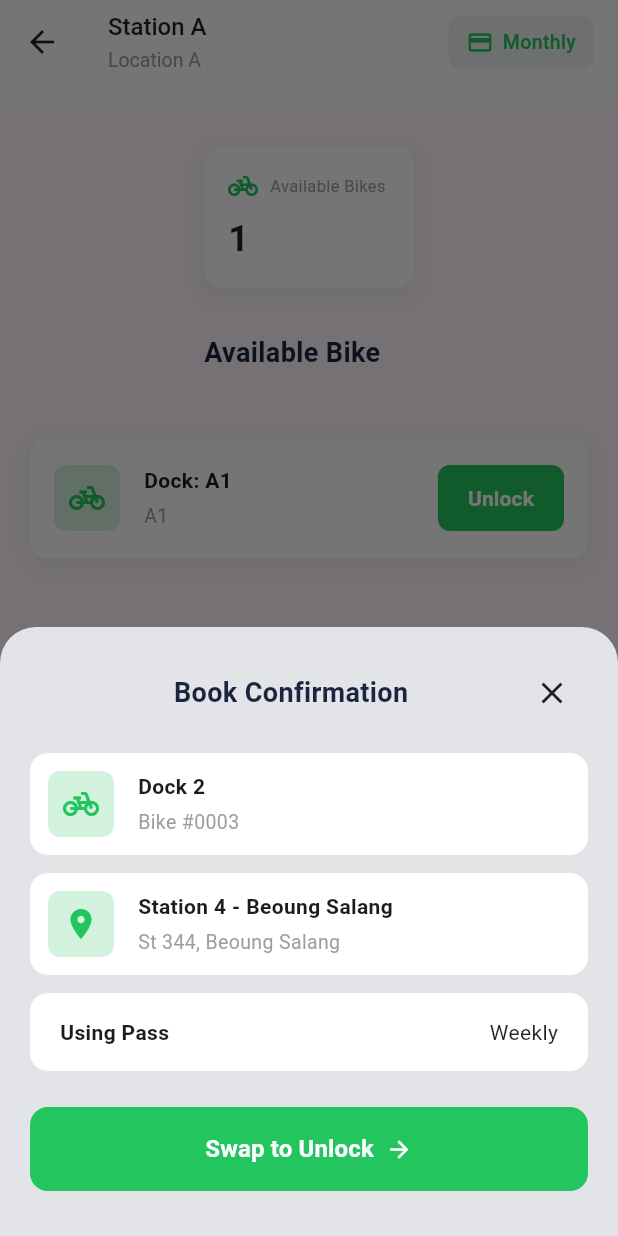
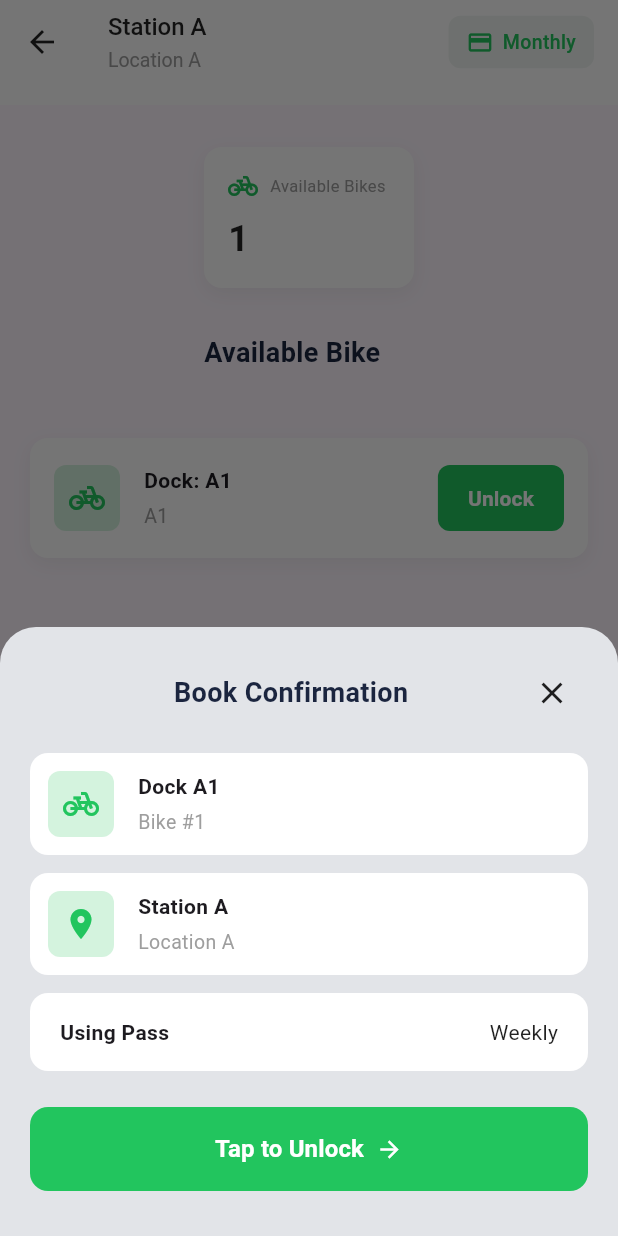
Before and after one commit to Povpanha28/khmerbike, a Flutter app: the screen it shows after launch, after a tap on "Unlock", on a phone screen of 412 x 824 dp. Run offline on Flutter 3.47's test engine with Material 3 defaults, Android fonts, the phone set to English and light mode, and no system bars; our stand-ins replace geocoding, google_maps_flutter.

Commit message:
fix comfirmation_sheet by show a specific info of selected dock.

```diff
--- a/lib/ui/screens/station/view_model/station_view_model.dart
+++ b/lib/ui/screens/station/view_model/station_view_model.dart
@@ -1,4 +1,5 @@
 import 'package:flutter/material.dart';
+import 'package:provider/provider.dart'; // Added for ChangeNotifierProvider.value
 import 'package:khmerbike/data/repository/station/station_repository.dart';
 import 'package:khmerbike/models/bike.dart';
 import 'package:khmerbike/models/dock.dart';
@@ -13,10 +14,21 @@ class StationViewModel extends ChangeNotifier {
   Station? _station;
   bool _isLoading = false;
   String? _errorMessage;
+  String? _selectedDockId;
 
   Station? get station => _station;
   bool get isLoading => _isLoading;
   String? get errorMessage => _errorMessage;
+
+  // FIX 1: Safely get the selected dock without throwing a StateError
+  Dock? get selectedDock {
+    if (_station == null || _selectedDockId == null) return null;
+
+    for (var dock in _station!.docks) {
+      if (dock.id == _selectedDockId) return dock;
+    }
+    return null; // Return null safely if dock is not found
+  }
 
   Future<void> loadStationDetail({String? stationId}) async {
     _isLoading = true;
@@ -50,12 +62,23 @@ class StationViewModel extends ChangeNotifier {
         .toList();
   }
 
-  void showBookConfirmation(BuildContext context) {
+  void selectDock(String id) {
+    _selectedDockId = id;
+    notifyListeners();
+  }
+
+  void showBookConfirmation(BuildContext context, String dockId) {
+    selectDock(dockId);
+
     showModalBottomSheet(
       context: context,
       isScrollControlled: true,
       backgroundColor: Colors.transparent,
-      builder: (context) => const BookConfirmationSheet(),
+      // FIX 2: Explicitly provide 'this' instance of the ViewModel to the bottom sheet
+      builder: (_) => ChangeNotifierProvider<StationViewModel>.value(
+        value: this,
+        child: const BookConfirmationSheet(),
+      ),
     );
   }
 }
--- a/lib/ui/screens/station/widgets/book_confirmation_sheet.dart
+++ b/lib/ui/screens/station/widgets/book_confirmation_sheet.dart
@@ -1,4 +1,6 @@
 import 'package:flutter/material.dart';
+import 'package:provider/provider.dart';
+import 'package:khmerbike/ui/screens/station/view_model/station_view_model.dart';
 
 // The Bottom Sheet Widget
 class BookConfirmationSheet extends StatelessWidget {
@@ -6,6 +8,18 @@ class BookConfirmationSheet extends StatelessWidget {
 
   @override
   Widget build(BuildContext context) {
+    return Consumer<StationViewModel>(
+      builder: (context, viewModel, _) {
+        final station = viewModel.station;
+        final dock = viewModel.selectedDock;
+
+        if (dock == null) {
+          return const SizedBox(
+            height: 200,
+            child: Center(child: Text('No dock selected')),
+          );
+        }
+
         return Container(
           decoration: const BoxDecoration(
             color: Color(0xFFE2E4E8), // Light grey background of bottom sheet
@@ -40,16 +54,18 @@ class BookConfirmationSheet extends StatelessWidget {
                 // Bike Info Card
                 _buildInfoCard(
                   icon: Icons.pedal_bike,
-              title: 'Dock 2',
-              subtitle: 'Bike #0003',
+                  title: 'Dock ${dock.id}',
+                  subtitle: dock.bike != null
+                      ? 'Bike #${dock.bike!.id}'
+                      : 'No bike available',
                 ),
                 const SizedBox(height: 12),
 
                 // Location Info Card
                 _buildInfoCard(
                   icon: Icons.location_on,
-              title: 'Station 4 - Beoung Salang',
-              subtitle: 'St 344, Beoung Salang',
+                  title: station?.name ?? 'Unknown Station',
+                  subtitle: station?.location.name ?? 'Unknown Address',
                 ),
                 const SizedBox(height: 12),
 
@@ -60,30 +76,36 @@ class BookConfirmationSheet extends StatelessWidget {
                     color: Colors.white,
                     borderRadius: BorderRadius.circular(12),
                   ),
-              child: Row(
+                  child: const Row(
                     mainAxisAlignment: MainAxisAlignment.spaceBetween,
-                children: const [
+                    children: [
                       Text(
                         'Using Pass',
-                    style: TextStyle(fontWeight: FontWeight.bold, fontSize: 14),
+                        style: TextStyle(
+                          fontWeight: FontWeight.bold,
+                          fontSize: 14,
+                        ),
                       ),
                       Text(
-                    'Weekly',
-                    style: TextStyle(color: Colors.black87, fontSize: 14),
+                        'Weekly', // TODO: Make this dynamic from ViewModel
+                        style: TextStyle(
+                          color: Colors.black87,
+                          fontSize: 14,
+                        ),
                       ),
                     ],
                   ),
                 ),
                 const SizedBox(height: 24),
 
-            // Swap to Unlock Button
+                // Tap to Unlock Button
                 SizedBox(
                   width: double.infinity,
                   height: 56,
                   child: ElevatedButton(
                     onPressed: () {
                       Navigator.pop(context);
-                  // Handle actual unlock logic here
+                      // TODO: Handle actual unlock logic here
                     },
                     style: ElevatedButton.styleFrom(
                       backgroundColor: const Color(0xFF22C55E),
@@ -92,15 +114,16 @@ class BookConfirmationSheet extends StatelessWidget {
                         borderRadius: BorderRadius.circular(12),
                       ),
                     ),
-                child: Row(
+                    child: const Row(
                       mainAxisAlignment: MainAxisAlignment.center,
-                  children: const [
+                      children: [
                         Text(
-                      'Swap to Unlock',
+                          'Tap to Unlock', // Changed from "Swap" for UX clarity
                           style: TextStyle(
                             color: Colors.white,
                             fontSize: 16,
-                          fontWeight: FontWeight.bold),
+                            fontWeight: FontWeight.bold,
+                          ),
                         ),
                         SizedBox(width: 8),
                         Icon(Icons.arrow_forward, color: Colors.white),
@@ -112,6 +135,8 @@ class BookConfirmationSheet extends StatelessWidget {
               ],
             ),
           ),
+        );
+      },
     );
   }
 
@@ -145,12 +170,17 @@ class BookConfirmationSheet extends StatelessWidget {
                 Text(
                   title,
                   style: const TextStyle(
-                      fontWeight: FontWeight.bold, fontSize: 14),
+                    fontWeight: FontWeight.bold,
+                    fontSize: 14,
+                  ),
                 ),
                 const SizedBox(height: 4),
                 Text(
                   subtitle,
-                  style: const TextStyle(color: Colors.grey, fontSize: 13),
+                  style: const TextStyle(
+                    color: Colors.grey,
+                    fontSize: 13,
+                  ),
                 ),
               ],
             ),
--- a/lib/ui/screens/station/widgets/station_content.dart
+++ b/lib/ui/screens/station/widgets/station_content.dart
@@ -116,7 +116,7 @@ class StationDetailPage extends StatelessWidget {
                         child: BikeDockCard(
                           dockId: dock.id,
                           onUnlock: () =>
-                              viewModel.showBookConfirmation(context),
+                              viewModel.showBookConfirmation(context, dock.id),
                         ),
                       );
                     },
```
Lines whose indentation alone changed are shown as unchanged.
